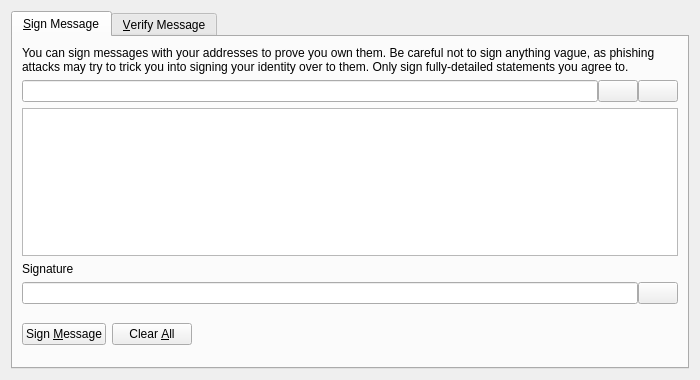
Above: src/qt/forms/signverifymessagedialog.ui from sdavignon/RIFFCash before the change. Below: the same form after it.
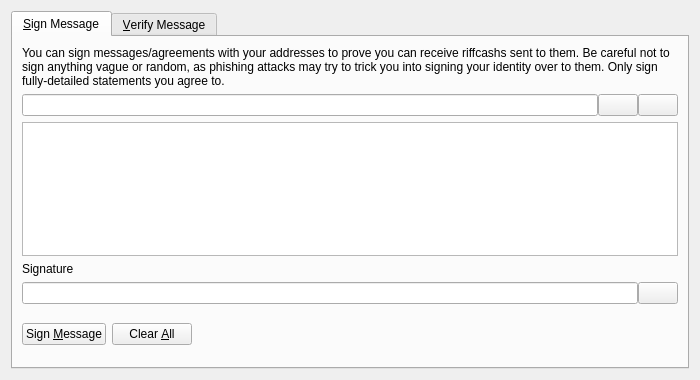
That is the form after the change. Icons and pictures are not drawn. Custom widgets are drawn as their Qt base class.

Patch:
```diff
--- a/src/qt/forms/signverifymessagedialog.ui
+++ b/src/qt/forms/signverifymessagedialog.ui
@@ -30,7 +30,7 @@
        <item>
         <widget class="QLabel" name="infoLabel_SM">
          <property name="text">
-          <string>You can sign messages with your addresses to prove you own them. Be careful not to sign anything vague, as phishing attacks may try to trick you into signing your identity over to them. Only sign fully-detailed statements you agree to.</string>
+          <string>You can sign messages/agreements with your addresses to prove you can receive riffcashs sent to them. Be careful not to sign anything vague or random, as phishing attacks may try to trick you into signing your identity over to them. Only sign fully-detailed statements you agree to.</string>
          </property>
          <property name="textFormat">
           <enum>Qt::PlainText</enum>
```
Left out of the diff: 20 changed lines with no effect on the pictures.
